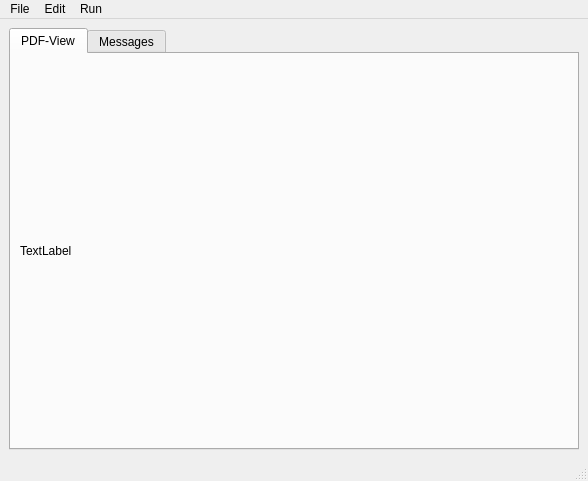
Qt form Latex-editor/mainwindow.ui (Redvin-dt/elephant-editor) before a commit.
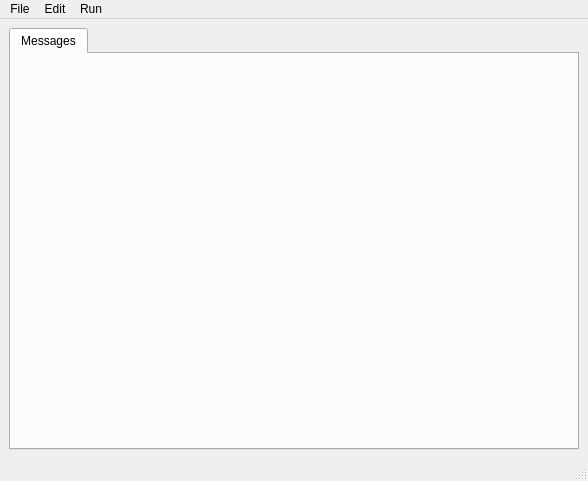
The same form after that commit. The open tabs and pages were chosen to show the change.

Commit message: create class ImageWidget and init picture

What changed in the file:
```diff
--- a/Latex-editor/mainwindow.ui
+++ b/Latex-editor/mainwindow.ui
@@ -24,20 +24,6 @@
        <property name="currentIndex">
         <number>1</number>
        </property>
-       <widget class="QWidget" name="PdfView">
-        <attribute name="title">
-         <string>PDF-View</string>
-        </attribute>
-        <layout class="QHBoxLayout" name="horizontalLayout">
-         <item>
-          <widget class="QLabel" name="LableForPdf">
-           <property name="text">
-            <string>TextLabel</string>
-           </property>
-          </widget>
-         </item>
-        </layout>
-       </widget>
        <widget class="QWidget" name="Messages">
         <attribute name="title">
          <string>Messages</string>
```
Left out of the diff: 2 changed lines with no effect on the pictures. The commit also changes 9 other files.
